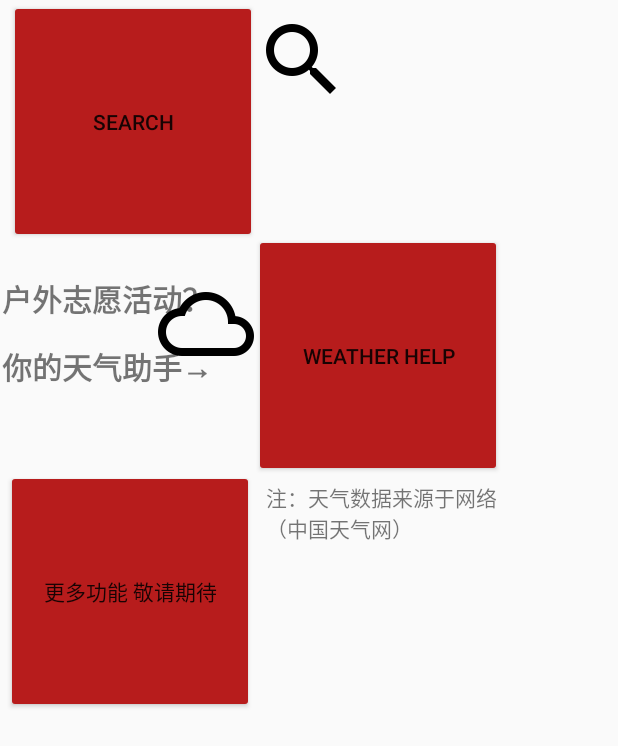
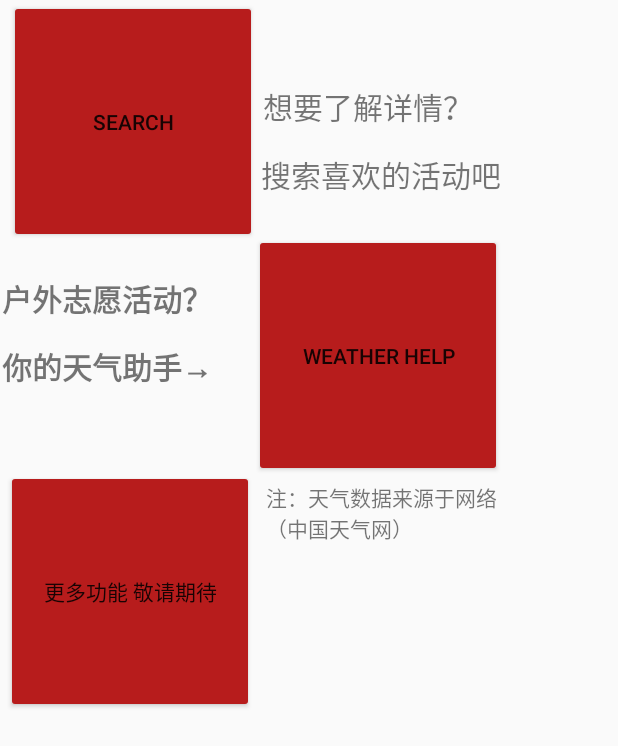
Before and after one commit to XieSXi/Final, an Android app: the layout activity_more.xml on its own in the app's theme, with its tools: preview values and no code run, on a phone screen of 412 x 824 dp. Shown: the top 746 px of the screen. Run offline under Robolectric (Android 15) with nearby library versions, the phone set to English and light mode, and no system bars.

Commit message:
完善了搜索功能

```diff
--- a/app/src/main/java/com/example/administrator/afinal/SuoActivity.java
+++ b/app/src/main/java/com/example/administrator/afinal/SuoActivity.java
@@ -31,7 +31,7 @@ public class SuoActivity extends AppCompatActivity {
                 Intent intent= new Intent(getApplicationContext(),XiangqingActivity.class);//打开另一个Activity
                 Bundle bundle = new Bundle();
                 bundle.putString("username",username);
-                bundle.putString("hdname","义卖旧书籍");
+                bundle.putString("hdname",content);
                 Log.i(TAG,""+username+content);
                 intent.putExtras(bundle);
                 startActivity(intent);
--- a/app/src/main/java/com/example/administrator/afinal/actiActivity.java
+++ b/app/src/main/java/com/example/administrator/afinal/actiActivity.java
@@ -30,6 +30,7 @@ public class actiActivity extends ListActivity implements AdapterView.OnItemClic
     String yue,ri,shi,fen;
     int[] image_expense = new int[]{R.mipmap.gaokaozy,R.mipmap.dongwuzy,R.mipmap.ertongzy,R.mipmap.jinglaozy,R.mipmap.malasongzy,
             R.mipmap.xueleifengzy,R.mipmap.saodizy,R.mipmap.yimaizy,R.mipmap.any};
+
     int aa=0,bb=0,cc=0,dd=0;
     int yue3,ri3,shi3,fen3,mMonth,mDay,mHour,mMinute;
     @Override
--- a/app/src/main/res/layout/activity_more.xml
+++ b/app/src/main/res/layout/activity_more.xml
@@ -76,22 +76,26 @@
         android:layout_marginTop="-154dp"
         android:text="注：天气数据来源于网络      （中国天气网）" />
 
-    <ImageView
-        android:id="@+id/imageView6"
+    <TextView
+        android:id="@+id/textView14"
         android:layout_width="wrap_content"
         android:layout_height="wrap_content"
-        android:layout_alignStart="@+id/weatherbtn"
+        android:layout_alignStart="@+id/textView12"
         android:layout_alignParentTop="true"
-        android:layout_marginTop="8dp"
-        app:srcCompat="@mipmap/search" />
+        android:layout_marginStart="-3dp"
+        android:layout_marginTop="101dp"
+        android:text="搜索喜欢的活动吧"
+        android:textSize="20dp" />
 
-    <ImageView
-        android:id="@+id/imageView8"
+    <TextView
+        android:id="@+id/textView15"
         android:layout_width="wrap_content"
         android:layout_height="wrap_content"
-        android:layout_alignTop="@+id/textView11"
-        android:layout_marginEnd="-169dp"
-        android:layout_toStartOf="@+id/weatherbtn"
-        app:srcCompat="@mipmap/weather" />
+        android:layout_alignStart="@+id/textView12"
+        android:layout_alignParentTop="true"
+        android:layout_marginStart="-2dp"
+        android:layout_marginTop="56dp"
+        android:text="想要了解详情？"
+        android:textSize="20dp" />
 
 </RelativeLayout>
--- a/app/src/main/res/layout/activity_suo.xml
+++ b/app/src/main/res/layout/activity_suo.xml
@@ -26,8 +26,7 @@
     <EditText
         android:layout_width="match_parent"
         android:layout_height="wrap_content"
-        android:id="@+id/sousuokuang"
-        android:layout_gravity="center" />
+        android:id="@+id/sousuokuang" />
 
     <Button
         android:id="@+id/tijiao"
--- a/app/src/main/res/layout/activity_xiangqing.xml
+++ b/app/src/main/res/layout/activity_xiangqing.xml
@@ -32,6 +32,7 @@
             android:layout_height="wrap_content"
             android:text="距报名截止还有"
             android:textSize="22dp"
+            android:id="@+id/text1"
             android:textStyle="bold" />
 
         <TextView
@@ -46,6 +47,7 @@
             android:layout_width="wrap_content"
             android:layout_height="wrap_content"
             android:text="月"
+            android:id="@+id/text2"
             android:textSize="22dp"
             android:textStyle="bold" />
 
@@ -61,6 +63,7 @@
             android:layout_width="wrap_content"
             android:layout_height="wrap_content"
             android:text="日"
+            android:id="@+id/text3"
             android:textSize="22dp"
             android:textStyle="bold" />
 
@@ -76,6 +79,7 @@
             android:layout_width="wrap_content"
             android:layout_height="wrap_content"
             android:text="时"
+            android:id="@+id/text4"
             android:textSize="22dp"
             android:textStyle="bold" />
 
@@ -91,6 +95,7 @@
             android:layout_width="wrap_content"
             android:layout_height="wrap_content"
             android:text="分"
+            android:id="@+id/text5"
             android:textSize="22dp"
             android:textStyle="bold" />
     </LinearLayout>
@@ -118,7 +123,6 @@
         android:text="取消报名"
         android:layout_gravity="center_horizontal"
         android:id="@+id/quxiaobtn"
-        android:onClick="clickquxiao"
         android:textSize="20dp"
         tools:layout_editor_absoluteX="167dp"
         tools:layout_editor_absoluteY="420dp" />
```
Also changed, not shown: app/src/main/java/com/example/administrator/afinal/TryActivity.java (+15 -8 lines), app/src/main/java/com/example/administrator/afinal/UserManager.java (+33 -0 lines), app/src/main/java/com/example/administrator/afinal/XiangqingActivity.java (+24 -4 lines).
